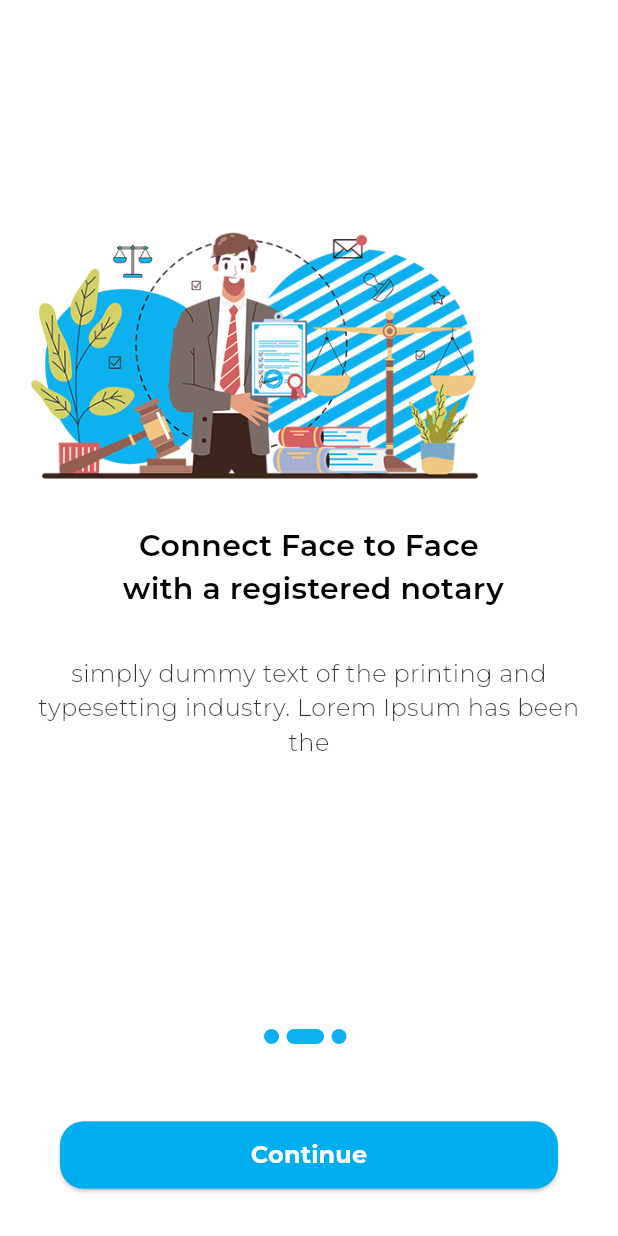
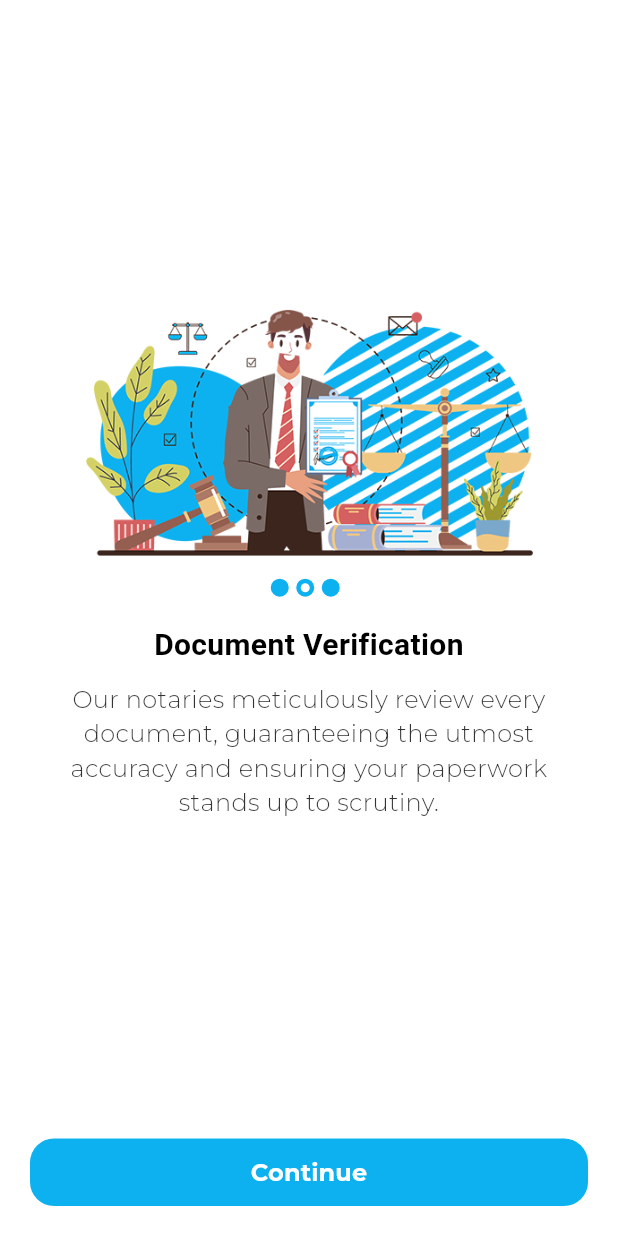
Before and after one commit to Fawadali521/Notary_Ping, a Flutter app: the screen it shows after launch, on a phone screen of 412 x 824 dp. Run offline on Flutter 3.47's test engine with Material 2 defaults, Android fonts, the light colour scheme and no system bars; drawn by our look-alikes of expandable_page_view; our stand-ins replace get, page_transition, pinput; Roboto replaces fonts that are missing (Montserrat-Regular); project files that could hold a hidden picture were left out.

Commit message:
initiated by Admin

```diff
--- a/lib/Infos.dart
+++ b/lib/Infos.dart
@@ -1,24 +1,22 @@
-
 class Infos {
-
   static List<Map<String, String>> contents = [
     {
-      'title': 'Connect Face to Face \n with a registered notary',
+      'title': 'Consultation Session',
       'image': 'assets/onboarding-vectors/1.png',
       'description':
-      "simply dummy text of the printing and typesetting industry. Lorem Ipsum has been the ",
+          "Engage in detailed discussions with our notaries, ensuring every step of the process is clear and tailored to your specific needs.",
     },
     {
-      'title': 'Connect Face to Face \n with a registered notary',
+      'title': 'Document Verification',
       'image': 'assets/onboarding-vectors/2.png',
       'description':
-      "simply dummy text of the printing and typesetting industry. Lorem Ipsum has been the ",
+          "Our notaries meticulously review every document, guaranteeing the utmost accuracy and ensuring your paperwork stands up to scrutiny.",
     },
     {
-      'title': 'Connect Face to Face \n with a registered notary',
+      'title': 'Official Stamp of Approval',
       'image': 'assets/onboarding-vectors/3.png',
       'description':
-      "simply dummy text of the printing and typesetting industry. Lorem Ipsum has been the ",
+          "Experience the confidence that comes from our official stamp, symbolizing trust, credibility, and a commitment to the highest standards of notarial services.",
     },
   ];
 }
--- a/lib/src/modules/auth/Boarding.dart
+++ b/lib/src/modules/auth/Boarding.dart
@@ -1,14 +1,14 @@
 import 'dart:async';
 
+import 'package:expandable_page_view/expandable_page_view.dart';
 import 'package:flutter/material.dart';
- import 'package:notary_ping/src/modules/auth/SignIn.dart';
+import 'package:notary_ping/Infos.dart';
 import 'package:notary_ping/src/utility/SubmitButton.dart';
+import 'package:notary_ping/styles.dart';
 import 'package:page_transition/page_transition.dart';
 
-import '../../../Infos.dart';
-import '../../../styles.dart';
+import 'SignIn.dart';
 
-// Asimkhan1122
 class OnBoardingScreen extends StatefulWidget {
   const OnBoardingScreen({super.key});
 
@@ -19,9 +19,7 @@ class OnBoardingScreen extends StatefulWidget {
 class OnBoardingScreenState extends State<OnBoardingScreen> {
   int currentIndex = 0;
   PageController? controller;
-
   Timer? timer;
-
   @override
   void initState() {
     controller = PageController(initialPage: 0);
@@ -40,78 +38,95 @@ class OnBoardingScreenState extends State<OnBoardingScreen> {
     timer = Timer.periodic(const Duration(milliseconds: 2500), (timer) {
       if (currentIndex < Infos.contents.length - 1) {
         controller?.nextPage(
-          duration: const Duration(milliseconds:500),
+          duration: const Duration(milliseconds: 1000),
           curve: Curves.easeInOut,
         );
       } else {
-        controller?.jumpToPage(0); // Loop back to the first page
+        controller?.jumpToPage(0);
       }
     });
   }
+
   @override
   Widget build(BuildContext context) {
     double width = MediaQuery.of(context).size.width;
     double height = MediaQuery.of(context).size.height;
     return Scaffold(
-      body: Column(
+      body: Stack(
         children: [
-          Expanded(
-            child: PageView.builder(
+          Column(
+            crossAxisAlignment: CrossAxisAlignment.center,
+            children: [
+              Padding(
+                padding: EdgeInsets.only(top: height * 0.25),
+                child: Stack(
+                  children: [
+                    ExpandablePageView(
                       controller: controller,
-              itemCount: Infos.contents.length,
                       onPageChanged: (int index) {
                         setState(() {
                           currentIndex = index;
                         });
                       },
-              itemBuilder: (_, i) {
-                return Padding(
-                  padding: const EdgeInsets.only(bottom:10),
+                      children: [
+                        ...List.generate(
+                            Infos.contents.length,
+                            (index) => Padding(
+                                  padding: const EdgeInsets.only(bottom: 10),
                                   child: Column(
                                     mainAxisAlignment: MainAxisAlignment.center,
-                    crossAxisAlignment: CrossAxisAlignment.start,
+                                    crossAxisAlignment:
+                                        CrossAxisAlignment.start,
+                                    children: [
+                                      Row(
+                                        mainAxisAlignment:
+                                            MainAxisAlignment.center,
                                         children: [
                                           Padding(
                                             padding: const EdgeInsets.only(
-                             left: 20, right: 20, bottom: 30                         ),
+                                                left: 20,
+                                                right: 20,
+                                                bottom: 45),
                                             child: Image.asset(
-                          Infos.contents[i]['image']!, // Access the 'image' key from the map at index i
+                                              Infos.contents[index][
+                                                  'image']!, // Access the 'image' key from the map at index i
                                               height: height * 0.2,
+                                              width: width - 40,
+                                              fit: BoxFit.contain,
+                                            ),
+                                          ),
+                                        ],
+                                      ),
+                                      Padding(
+                                        padding: const EdgeInsets.only(
+                                            left: 20.0, right: 20, bottom: 10),
+                                        child: Center(
+                                          child: Text(
+                                              Infos.contents[index]['title']!,
+                                              textAlign: TextAlign.center,
+                                              style: TextStyles.heading1),
                                         ),
                                       ),
                                       Padding(
                                         padding: const EdgeInsets.only(
-                             left: 20.0, right: 20, bottom: 10
-                         ),
-                         child: Center(
-                           child: Text(Infos.contents[i]['title']!,
+                                            left: 20.0, right: 20, bottom: 0),
+                                        child: Text(
+                                          Infos.contents[index]['description']!,
                                           textAlign: TextAlign.center,
-                              style: TextStyles.heading1),
-                         ),
-                       ),
-
-                       Padding(
-                         padding: const EdgeInsets.only(
-                            top: 20, left: 20.0, right: 20, bottom: 15
-                         ),
-                         child: Text(
-                          Infos.contents[i]['description']!,
-                          textAlign: TextAlign.center,
-                          style: TextStyles.bodyText
-                              .copyWith(color: Colors.black.withOpacity(0.8)),
+                                          style: TextStyles.bodyText.copyWith(
+                                              color: Colors.black
+                                                  .withOpacity(0.8)),
                                         ),
                                       )
                                     ],
                                   ),
-                );
-              },
+                                ))
+                      ],
                     ),
-          ),
-          Padding(
-            padding: const EdgeInsets.only(
-              bottom: 30,
-
-            ),
+                    Positioned(
+                      top: height * 0.2 + 15,
+                      child: SizedBox(
+                        width: width,
                         child: Row(
                           mainAxisAlignment: MainAxisAlignment.center,
                           children: List.generate(
@@ -120,16 +135,20 @@ class OnBoardingScreenState extends State<OnBoardingScreen> {
                           ),
                         ),
                       ),
-          Padding(
-            padding: const EdgeInsets.only(
-              top: 20,
-              bottom: 30,
-              left: 40,
-              right: 40
-
                     ),
+                  ],
+                ),
+              ),
+            ],
+          ),
+          Align(
+            alignment: Alignment.bottomCenter,
+            child: SafeArea(
+              child: Padding(
+                padding: const EdgeInsets.only(left: 20, right: 20, bottom: 20),
+                child: SizedBox(
+                  height: 45,
                   child: SubmitButton(
-
                     title: 'Continue',
                     onTap: () {
                       Navigator.push(
@@ -138,10 +157,11 @@ class OnBoardingScreenState extends State<OnBoardingScreen> {
                               type: PageTransitionType.fade,
                               child: const SignIn()));
                     },
-
-
                   ),
-          )
+                ),
+              ),
+            ),
+          ),
         ],
       ),
     );
@@ -149,14 +169,14 @@ class OnBoardingScreenState extends State<OnBoardingScreen> {
 
   Container buildDot(int index, BuildContext context) {
     return Container(
-      height: 10,
-      width: currentIndex == index ? 25 : 10,
+      height: 12,
+      width: currentIndex == index ? 12 : 12,
       margin: const EdgeInsets.only(right: 5),
       decoration: BoxDecoration(
         borderRadius: BorderRadius.circular(20),
         //todo
-        // color: Theme.of(context).primaryColor,
-        color: Palette.primaryColor,
+        color: currentIndex == index ? Colors.white : Palette.primaryColor,
+        border: Border.all(color: Palette.primaryColor, width: 3),
       ),
     );
   }
--- a/lib/src/utility/SubmitButton.dart
+++ b/lib/src/utility/SubmitButton.dart
@@ -1,37 +1,33 @@
-
 import 'package:flutter/material.dart';
-import 'package:flutter/services.dart';
 
 import '../../styles.dart';
+
 class SubmitButton extends StatelessWidget {
   final VoidCallback onTap;
   final String title;
   final Color color;
+  final bool? isLoading;
   const SubmitButton(
       {super.key,
-        required this.onTap,
-        required this.title,
-        this.color = Palette.secondaryColor});
+      required this.onTap,
+      required this.title,
+      this.color = Palette.primaryColor,
+      this.isLoading});
 
   @override
   Widget build(BuildContext context) {
     return MaterialButton(
-      onPressed: () {
-        HapticFeedback.lightImpact();
-        onTap();
-      },
-      elevation: 1,
+      onPressed: isLoading == true ? null : onTap,
+      elevation: 0,
       height: 45,
       color: color,
-      shape:   const RoundedRectangleBorder(
+      shape: const RoundedRectangleBorder(
         borderRadius: BorderStyles.buttonRadius,
       ),
       child: Center(
         child: Text(
           title,
-         style: TextStyles.buttonText.copyWith(
-           fontWeight: FontWeight.w600
-         ),
+          style: TextStyles.buttonText.copyWith(fontWeight: FontWeight.w600),
           textAlign: TextAlign.center,
         ),
       ),
--- a/lib/styles.dart
+++ b/lib/styles.dart
@@ -21,7 +21,7 @@ class TextStyles {
       fontWeight: FontWeight.bold,
       fontSize: 20,
       color: Colors.black,
-      fontFamily: 'Montserrat-SemiBold');
+      fontFamily: 'Montserrat-Regular');
   static const buttonText = TextStyle(
       fontWeight: FontWeight.w600,
       fontSize: 16,
@@ -33,7 +33,6 @@ class BorderStyles {
   static const norm = BorderRadius.all(Radius.circular(7));
   static const textFieldBorderRadius = BorderRadius.all(Radius.circular(10));
   static const buttonRadius = BorderRadius.all(Radius.circular(16));
-
 }
 
 class Palette {
```
Lines whose indentation alone changed are shown as unchanged.
